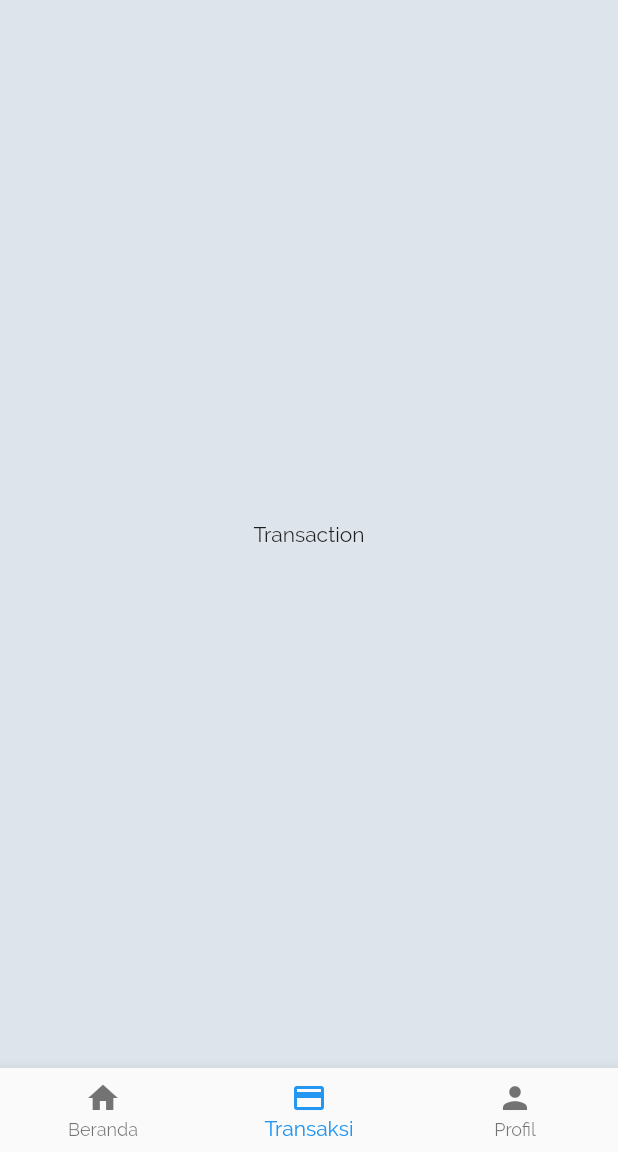
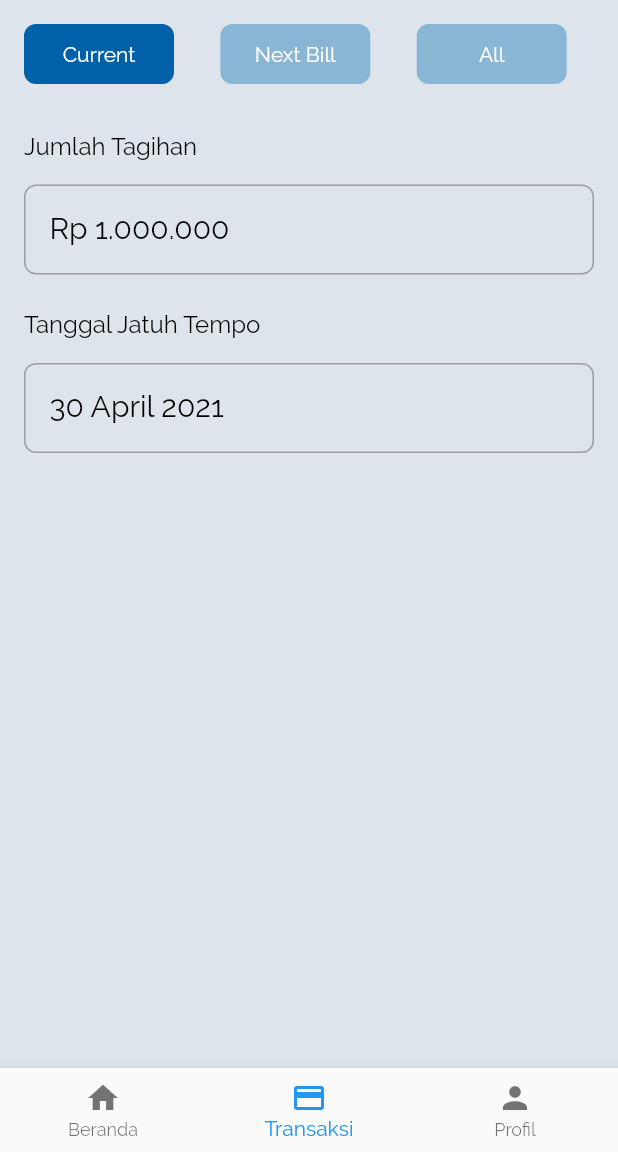
Before and after one commit to satriantorobimo/koperasi_inkopol_loka, a Flutter app: the BottomNavbarScreen screen opened directly, item 2 of the bottom bar chosen, on a phone screen of 412 x 824 dp, the part 84-1236 px from its top. Run offline on Flutter 3.47's test engine with Material 2 defaults, Android fonts, the phone set to English and light mode, and no system bars.

Commit message:
Change Log : - Add Transaksi Screen

```diff
--- a/lib/screen/bottom_navbar/bottom_navbar_screen.dart
+++ b/lib/screen/bottom_navbar/bottom_navbar_screen.dart
@@ -1,7 +1,8 @@
 import 'package:flutter/material.dart';
 import 'package:loka_apps/screen/home/home_screen.dart';
+import 'package:loka_apps/screen/notifikasi/notifikai_screen.dart';
 import 'package:loka_apps/screen/profile/profile_screen.dart';
-import 'package:loka_apps/screen/transaction/transaction_screen.dart';
+import 'package:loka_apps/screen/transaksi/transaksi_screen.dart';
 
 class BottomNavbarScreen extends StatefulWidget {
   @override
@@ -15,7 +16,7 @@ class _BottomNavbarScreenState extends State<BottomNavbarScreen> {
   int _currentIndex = 0;
   final List<Widget> _children = [
     HomeScreen(),
-    TransactionScreen(),
+    TransaksiScreen(),
     ProfileScreen()
   ];
 
@@ -66,7 +67,11 @@ class _BottomNavbarScreenState extends State<BottomNavbarScreen> {
                 ],
               ),
             ),
-            onPressed: () {},
+            onPressed: () {
+              Navigator.of(context).push(
+                MaterialPageRoute(builder: (context) => NotifikasiScreen()),
+              );
+            },
           ),
         ],
       ),
--- a/lib/screen/transaction/transaction_screen.dart
+++ /dev/null
@@ -1,17 +0,0 @@
-import 'package:flutter/material.dart';
-
-class TransactionScreen extends StatefulWidget {
-  TransactionScreen({Key key}) : super(key: key);
-
-  @override
-  _TransactionScreenState createState() => _TransactionScreenState();
-}
-
-class _TransactionScreenState extends State<TransactionScreen> {
-  @override
-  Widget build(BuildContext context) {
-    return Center(
-      child: Text('Transaction'),
-    );
-  }
-}
--- /dev/null
+++ b/lib/screen/transaksi/curren_screen.dart
@@ -0,0 +1,59 @@
+import 'package:flutter/material.dart';
+
+class CurrentScreen extends StatefulWidget {
+  CurrentScreen({Key key}) : super(key: key);
+
+  @override
+  _CurrentScreenState createState() => _CurrentScreenState();
+}
+
+class _CurrentScreenState extends State<CurrentScreen> {
+  @override
+  void initState() {
+    setState(() {});
+    super.initState();
+  }
+
+  @override
+  Widget build(BuildContext context) {
+    return Padding(
+      padding: const EdgeInsets.all(16.0),
+      child: Column(
+        crossAxisAlignment: CrossAxisAlignment.start,
+        children: [
+          Text('Jumlah Tagihan',
+              style: TextStyle(fontSize: 16, color: Colors.black)),
+          SizedBox(height: 16),
+          Container(
+            width: double.infinity,
+            height: 60,
+            padding: EdgeInsets.all(16),
+            decoration: BoxDecoration(
+              border: Border.all(
+                  color: Colors.grey, width: 1.0, style: BorderStyle.solid),
+              borderRadius: BorderRadius.all(Radius.circular(8)),
+            ),
+            child: Text('Rp 1.000.000',
+                style: TextStyle(fontSize: 20, color: Colors.black)),
+          ),
+          SizedBox(height: 24),
+          Text('Tanggal Jatuh Tempo',
+              style: TextStyle(fontSize: 16, color: Colors.black)),
+          SizedBox(height: 16),
+          Container(
+            width: double.infinity,
+            height: 60,
+            padding: EdgeInsets.all(16),
+            decoration: BoxDecoration(
+              border: Border.all(
+                  color: Colors.grey, width: 1.0, style: BorderStyle.solid),
+              borderRadius: BorderRadius.all(Radius.circular(8)),
+            ),
+            child: Text('30 April 2021',
+                style: TextStyle(fontSize: 20, color: Colors.black)),
+          ),
+        ],
+      ),
+    );
+  }
+}
--- /dev/null
+++ b/lib/screen/transaksi/next_screen.dart
@@ -0,0 +1,59 @@
+import 'package:flutter/material.dart';
+
+class NextScreen extends StatefulWidget {
+  NextScreen({Key key}) : super(key: key);
+
+  @override
+  _NextScreenState createState() => _NextScreenState();
+}
+
+class _NextScreenState extends State<NextScreen> {
+  @override
+  void initState() {
+    setState(() {});
+    super.initState();
+  }
+
+  @override
+  Widget build(BuildContext context) {
+    return Padding(
+      padding: const EdgeInsets.all(16.0),
+      child: Column(
+        crossAxisAlignment: CrossAxisAlignment.start,
+        children: [
+          Text('Jumlah Tagihan',
+              style: TextStyle(fontSize: 16, color: Colors.black)),
+          SizedBox(height: 16),
+          Container(
+            width: double.infinity,
+            height: 60,
+            padding: EdgeInsets.all(16),
+            decoration: BoxDecoration(
+              border: Border.all(
+                  color: Colors.grey, width: 1.0, style: BorderStyle.solid),
+              borderRadius: BorderRadius.all(Radius.circular(8)),
+            ),
+            child: Text('Rp 1.000.000',
+                style: TextStyle(fontSize: 20, color: Colors.black)),
+          ),
+          SizedBox(height: 24),
+          Text('Tanggal Jatuh Tempo',
+              style: TextStyle(fontSize: 16, color: Colors.black)),
+          SizedBox(height: 16),
+          Container(
+            width: double.infinity,
+            height: 60,
+            padding: EdgeInsets.all(16),
+            decoration: BoxDecoration(
+              border: Border.all(
+                  color: Colors.grey, width: 1.0, style: BorderStyle.solid),
+              borderRadius: BorderRadius.all(Radius.circular(8)),
+            ),
+            child: Text('31 Mei 2021',
+                style: TextStyle(fontSize: 20, color: Colors.black)),
+          ),
+        ],
+      ),
+    );
+  }
+}
--- /dev/null
+++ b/lib/screen/transaksi/transaksi_screen.dart
@@ -0,0 +1,80 @@
+import 'package:flutter/material.dart';
+import 'package:loka_apps/screen/transaksi/all_screen.dart';
+import 'package:loka_apps/screen/transaksi/curren_screen.dart';
+import 'package:loka_apps/screen/transaksi/next_screen.dart';
+import 'package:loka_apps/util/color_swatch.dart';
+
+class TransaksiScreen extends StatefulWidget {
+  @override
+  _TransaksiScreenState createState() => _TransaksiScreenState();
+}
+
+class _TransaksiScreenState extends State<TransaksiScreen> {
+  List<String> _listMenu = ["Current", "Next Bill", "All"];
+
+  int _selectedIndex = 0;
+
+  _onSelected(int index) {
+    setState(() {
+      _selectedIndex = index;
+    });
+  }
+
+  @override
+  Widget build(BuildContext context) {
+    return Column(
+      crossAxisAlignment: CrossAxisAlignment.start,
+      children: [
+        Padding(
+          padding: const EdgeInsets.all(16.0),
+          child: Container(
+            height: 40,
+            width: double.infinity,
+            child: ListView.separated(
+                separatorBuilder: (BuildContext context, int index) {
+                  return SizedBox(
+                      width: MediaQuery.of(context).size.width * 0.075);
+                },
+                itemCount: _listMenu.length,
+                scrollDirection: Axis.horizontal,
+                physics: NeverScrollableScrollPhysics(),
+                shrinkWrap: true,
+                itemBuilder: (context, index) => InkWell(
+                      onTap: () {
+                        _onSelected(index);
+                      },
+                      child: Container(
+                        width: 100,
+                        decoration: BoxDecoration(
+                          borderRadius: BorderRadius.circular(8),
+                          border: Border.all(
+                              color: _selectedIndex != null &&
+                                      _selectedIndex == index
+                                  ? ColorsSwatch.awsomeBlue
+                                  : ColorsSwatch.softBlue),
+                          color:
+                              _selectedIndex != null && _selectedIndex == index
+                                  ? ColorsSwatch.awsomeBlue
+                                  : ColorsSwatch.softBlue,
+                        ),
+                        child: Center(
+                          child: Padding(
+                            padding: const EdgeInsets.all(8),
+                            child: Text(_listMenu[index],
+                                style: TextStyle(
+                                    fontSize: 14, color: Colors.white)),
+                          ),
+                        ),
+                      ),
+                    )),
+          ),
+        ),
+        _selectedIndex == 0
+            ? CurrentScreen()
+            : _selectedIndex == 1
+                ? NextScreen()
+                : AllScreen()
+      ],
+    );
+  }
+}
```
Also changed, not shown: lib/screen/berita/berita_screen.dart (added, +32 -0 lines), lib/screen/berita_detail/berita_detail_screen.dart (added, +22 -0 lines), lib/screen/detail_notifikasi/detail_notifikasi.dart (added, +22 -0 lines), lib/screen/login/login_screen.dart (+7 -9 lines), lib/screen/notifikasi/notifikai_screen.dart (added, +32 -0 lines), lib/screen/onboarding/onboarding_screen.dart (+9 -10 lines), lib/screen/transaksi/all_screen.dart (added, +77 -0 lines).
